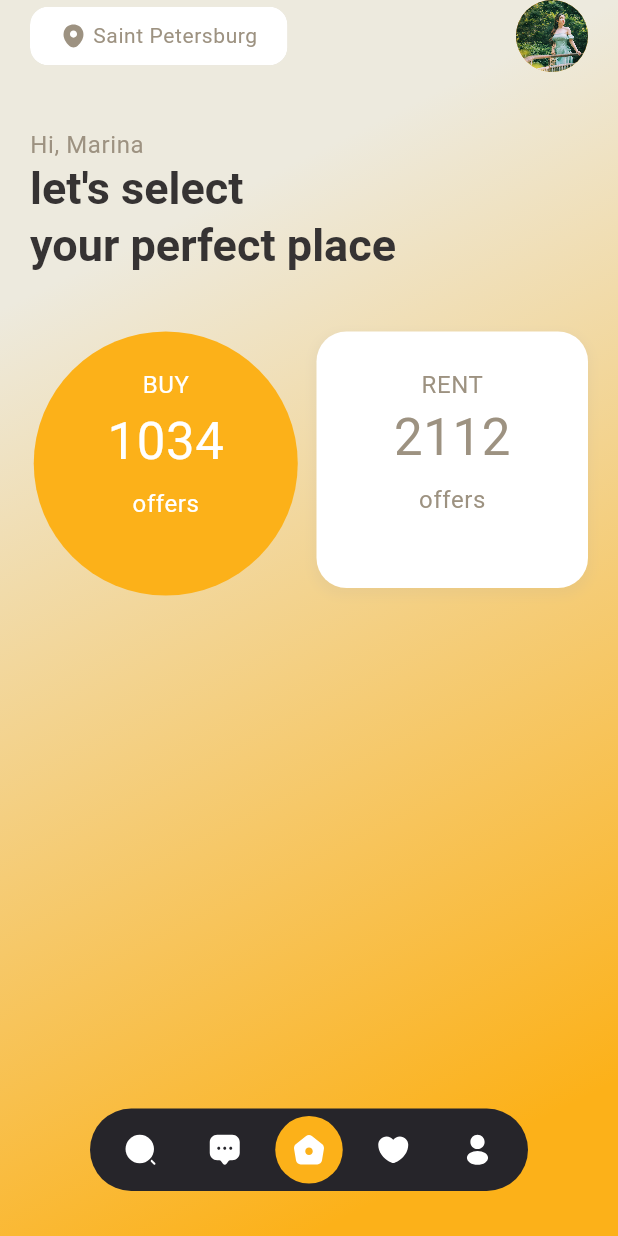
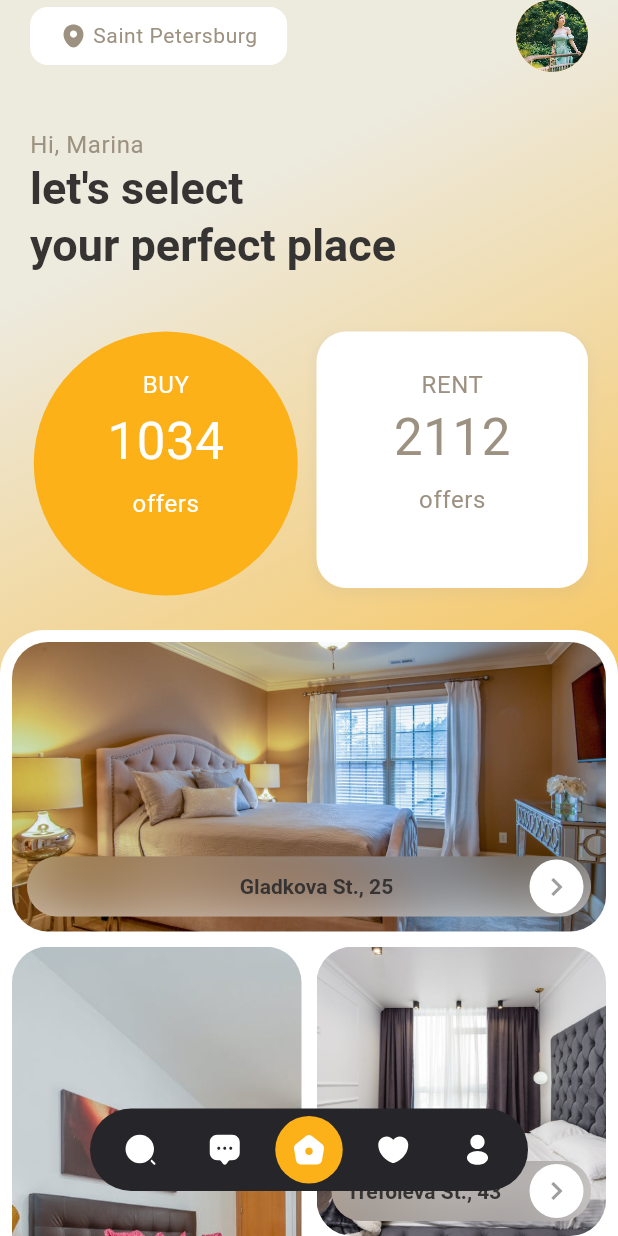
Before and after one commit to lexican/real_estate_app, a Flutter app: the screen it shows after launch, on a phone screen of 412 x 824 dp. Run offline on Flutter 3.47's test engine with Material 3 defaults, Android fonts, the phone set to English and light mode, and no system bars; our stand-ins replace flutter_svg.

Commit message:
feat : HomeBody

```diff
--- /dev/null
+++ b/lib/src/features/home/data/data.dart
@@ -0,0 +1,26 @@
+// ignore_for_file: public_member_api_docs, sort_constructors_first
+import 'package:real_estate_app/gen/assets.gen.dart';
+import 'package:real_estate_app/src/features/home/models/listing_model.dart';
+
+List<ListingModel> listings = [
+  ListingModel(
+      address: 'Gladkova St., 25',
+      image: Assets.images.bedroomOne.path,
+      mainAxis: 2,
+      crossAxis: 1),
+  ListingModel(
+      address: 'Gubina St., 11',
+      image: Assets.images.bedroomTwo.path,
+      mainAxis: 1,
+      crossAxis: 2),
+  ListingModel(
+      address: 'Trefoleva St., 43',
+      image: Assets.images.bedroomThree.path,
+      mainAxis: 1,
+      crossAxis: 1),
+  ListingModel(
+      address: 'Sedova St., 22',
+      image: Assets.images.bedroomFour.path,
+      mainAxis: 1,
+      crossAxis: 1)
+];
--- a/lib/src/features/home/home.dart
+++ b/lib/src/features/home/home.dart
@@ -1,5 +1,6 @@
 import 'package:flutter/material.dart';
 import 'package:real_estate_app/src/features/home/widgets/home_app_bar.dart';
+import 'package:real_estate_app/src/features/home/widgets/home_body.dart';
 
 class Home extends StatelessWidget {
   const Home({super.key});
@@ -18,7 +19,7 @@ class Home extends StatelessWidget {
           )
         ];
       },
-      body: const SizedBox(),
+      body: const HomeBody(),
     );
   }
 }
--- /dev/null
+++ b/lib/src/features/home/models/listing_model.dart
@@ -0,0 +1,12 @@
+class ListingModel {
+  final String address;
+  final String image;
+  final int mainAxis;
+  final int crossAxis;
+  ListingModel({
+    required this.address,
+    required this.image,
+    required this.mainAxis,
+    required this.crossAxis,
+  });
+}
--- /dev/null
+++ b/lib/src/features/home/widgets/home_body.dart
@@ -0,0 +1,80 @@
+import 'package:flutter/material.dart';
+import 'package:flutter_staggered_grid_view/flutter_staggered_grid_view.dart';
+import 'package:real_estate_app/src/features/home/data/data.dart';
+import 'package:real_estate_app/src/features/home/widgets/listing_item.dart';
+
+class HomeBody extends StatefulWidget {
+  const HomeBody({super.key});
+
+  @override
+  State<HomeBody> createState() => _HomeBodyState();
+}
+
+class _HomeBodyState extends State<HomeBody>
+    with SingleTickerProviderStateMixin {
+  late AnimationController _controller;
+  late Animation<Offset> _slideAnimation;
+
+  @override
+  void initState() {
+    super.initState();
+    _controller = AnimationController(
+      duration: const Duration(milliseconds: 2300),
+      vsync: this,
+    );
+
+    _slideAnimation = Tween<Offset>(
+      begin: const Offset(0, 1),
+      end: const Offset(0, 0),
+    ).animate(CurvedAnimation(
+      parent: _controller,
+      curve: Curves.easeInOut,
+    ));
+
+    Future.delayed(const Duration(milliseconds: 1000), () {
+      _controller.forward();
+    });
+  }
+
+  @override
+  Widget build(BuildContext context) {
+    return SlideTransition(
+      position: _slideAnimation,
+      child: Container(
+        decoration: const BoxDecoration(
+          borderRadius: BorderRadius.vertical(top: Radius.circular(30)),
+          color: Colors.white,
+        ),
+        child: CustomScrollView(
+          slivers: [
+            SliverToBoxAdapter(
+              child: Padding(
+                padding: const EdgeInsets.all(8.0),
+                child: StaggeredGrid.count(
+                  crossAxisCount: 2,
+                  mainAxisSpacing: 10,
+                  crossAxisSpacing: 10,
+                  children: listings
+                      .map(
+                        (listing) => StaggeredGridTile.count(
+                          crossAxisCellCount: listing.mainAxis,
+                          mainAxisCellCount: listing.crossAxis,
+                          child: ListingItem(
+                            image: listing.image,
+                            address: listing.address,
+                            alignment: listing.mainAxis > listing.crossAxis
+                                ? Alignment.center
+                                : Alignment.centerLeft,
+                          ),
+                        ),
+                      )
+                      .toList(),
+                ),
+              ),
+            ),
+          ],
+        ),
+      ),
+    );
+  }
+}
--- /dev/null
+++ b/lib/src/features/home/widgets/listing_item.dart
@@ -0,0 +1,42 @@
+import 'package:flutter/material.dart';
+import 'package:real_estate_app/src/features/home/widgets/sliding_button.dart';
+
+class ListingItem extends StatelessWidget {
+  const ListingItem({
+    super.key,
+    required this.image,
+    required this.address,
+    required this.alignment,
+  });
+
+  final String image;
+  final String address;
+  final AlignmentGeometry alignment;
+
+  @override
+  Widget build(BuildContext context) {
+    return Stack(
+      alignment: Alignment.bottomCenter,
+      children: [
+        Container(
+          alignment: Alignment.bottomCenter,
+          decoration: BoxDecoration(
+            borderRadius: const BorderRadius.all(Radius.circular(24)),
+            image: DecorationImage(
+              image: AssetImage(image),
+              fit: BoxFit.cover,
+            ),
+          ),
+        ),
+        Container(
+          padding: const EdgeInsets.all(10),
+          alignment: Alignment.bottomLeft,
+          child: SlidingButton(
+            address: address,
+            alignment: alignment,
+          ),
+        ),
+      ],
+    );
+  }
+}
--- /dev/null
+++ b/lib/src/features/home/widgets/sliding_button.dart
@@ -0,0 +1,103 @@
+import 'dart:ui';
+
+import 'package:flutter/material.dart';
+import 'package:real_estate_app/src/core/widgets/app_text.dart';
+import 'package:real_estate_app/src/features/home/widgets/zoom_in_box.dart';
+
+class SlidingButton extends StatefulWidget {
+  const SlidingButton(
+      {super.key, required this.address, required this.alignment});
+
+  final String address;
+  final AlignmentGeometry alignment;
+
+  @override
+  State<SlidingButton> createState() => _SlidingButtonState();
+}
+
+class _SlidingButtonState extends State<SlidingButton> {
+  bool _animateButton = false;
+  bool _animateAddress = false;
+
+  @override
+  void initState() {
+    super.initState();
+    WidgetsBinding.instance.addPostFrameCallback((timeStamp) async {
+      await Future.delayed(const Duration(milliseconds: 2400));
+      if (mounted) {
+        setState(() {
+          _animateButton = true;
+        });
+      }
+      await Future.delayed(const Duration(milliseconds: 400));
+      if (mounted) {
+        setState(() {
+          _animateAddress = true;
+        });
+      }
+    });
+  }
+
+  @override
+  Widget build(BuildContext context) {
+    return LayoutBuilder(
+      builder: (context, constraints) {
+        return ZoomInBox(
+          child: AnimatedContainer(
+            duration: const Duration(milliseconds: 2000),
+            height: 40,
+            width: _animateButton ? constraints.maxWidth : 40,
+            decoration: BoxDecoration(
+              borderRadius: const BorderRadius.all(Radius.circular(30)),
+              color: const Color(0xffa5957d).withOpacity(0.3),
+            ),
+            child: ClipRRect(
+              borderRadius: const BorderRadius.all(Radius.circular(30)),
+              child: BackdropFilter(
+                filter: ImageFilter.blur(sigmaX: 28, sigmaY: 28),
+                child: LayoutBuilder(
+                  builder: (context, constraints) {
+                    return Stack(
+                      children: [
+                        Container(
+                          alignment: widget.alignment,
+                          child: AnimatedOpacity(
+                            opacity: _animateAddress ? 1 : 0,
+                            duration: const Duration(milliseconds: 3000),
+                            child: Padding(
+                              padding: const EdgeInsets.only(left: 10),
+                              child: AppText.h1(
+                                content: widget.address,
+                                fontSize: 14,
+                              ),
+                            ),
+                          ),
+                        ),
+                        AnimatedPositioned(
+                          right: _animateButton ? 4 : constraints.maxWidth - 40,
+                          duration: const Duration(milliseconds: 400),
+                          child: Container(
+                            padding: const EdgeInsets.only(right: 1, top: 2),
+                            child: const CircleAvatar(
+                              radius: 18,
+                              backgroundColor: Colors.white,
+                              child: Icon(
+                                Icons.keyboard_arrow_right_sharp,
+                                color: Colors.grey,
+                                size: 24,
+                              ),
+                            ),
+                          ),
+                        )
+                      ],
+                    );
+                  },
+                ),
+              ),
+            ),
+          ),
+        );
+      },
+    );
+  }
+}
--- a/lib/src/features/tab_view/tab_view.dart
+++ b/lib/src/features/tab_view/tab_view.dart
@@ -73,8 +73,6 @@ class _TabViewState extends State<TabView> with SingleTickerProviderStateMixin {
         height: size.height,
         child: Stack(
           children: [
-            //
-            //
             Positioned.fill(
               child: _screens[_currentIndex],
             ),
--- a/pubspec.yaml
+++ b/pubspec.yaml
@@ -32,6 +32,7 @@ dependencies:
     sdk: flutter
 
   flutter_svg: ^2.0.10+1
+  flutter_staggered_grid_view: ^0.7.0
 
 
   # The following adds the Cupertino Icons font to your application.
```
Also changed, not shown: pubspec.lock.
